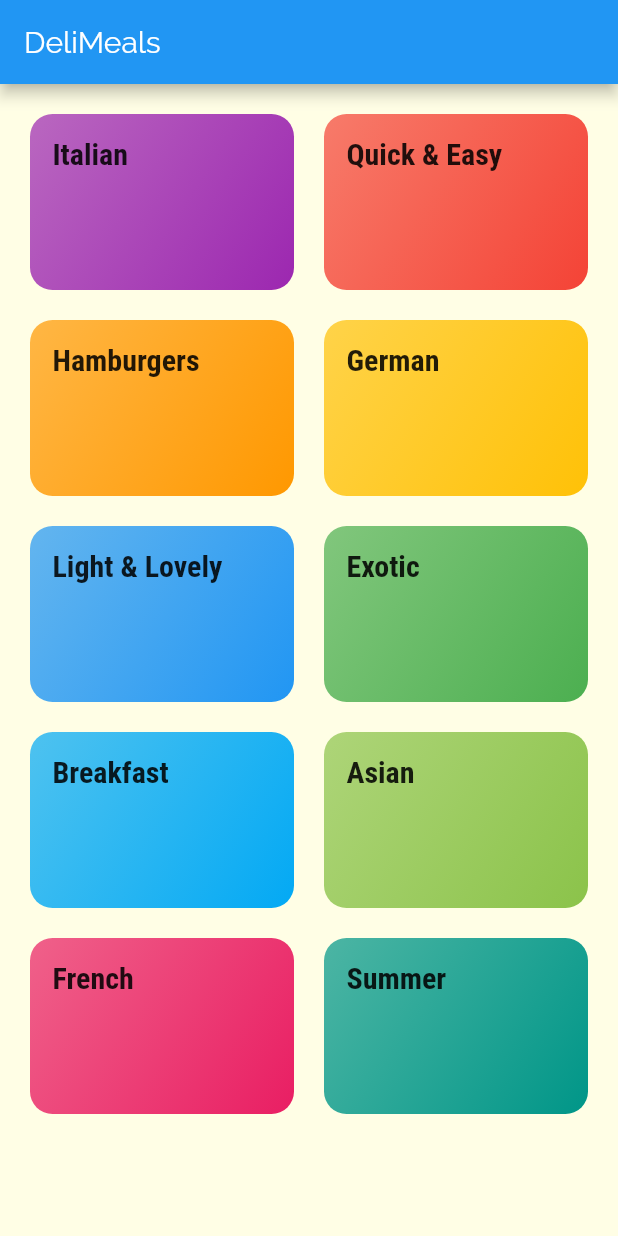
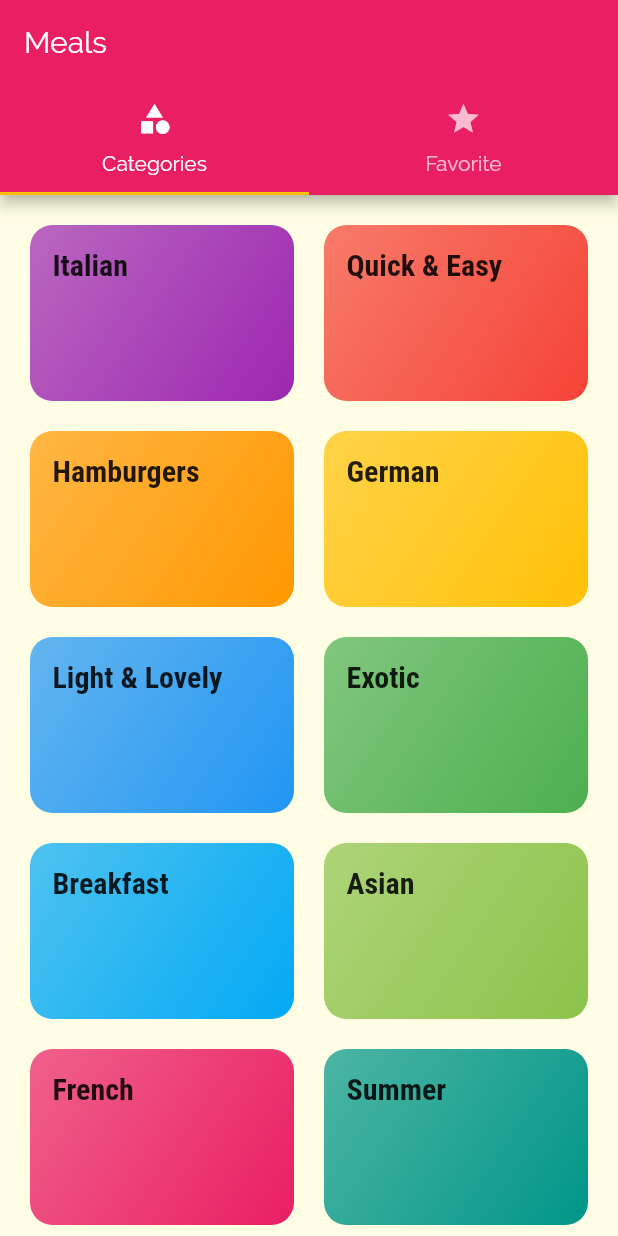
Before and after one commit to makiintoch/meals, a Flutter app: the screen it shows after launch, on a phone screen of 412 x 824 dp. Run offline on Flutter 3.47's test engine with Material 2 defaults, Android fonts, the phone set to English and light mode, and no system bars.

Commit message:
adding a TabBar to the app

```diff
--- a/lib/main.dart
+++ b/lib/main.dart
@@ -1,8 +1,9 @@
 import 'package:flutter/material.dart';
 
-import 'screens/meal_detail_screen.dart';
-import 'screens/category_meals_screen.dart';
-import 'screens/categories_screen.dart';
+import './screens/tabs_screen.dart';
+import './screens/meal_detail_screen.dart';
+import './screens/category_meals_screen.dart';
+import './screens/categories_screen.dart';
 
 void main() => runApp(MyApp());
 
@@ -12,7 +13,7 @@ class MyApp extends StatelessWidget {
     return MaterialApp(
       title: 'DeliMeals',
       theme: ThemeData(
-        primarySwatch: Colors.blue,
+        primarySwatch: Colors.pink,
         accentColor: Colors.amber,
         canvasColor: Color.fromRGBO(255, 254, 229, 1),
         fontFamily: 'Raleway',
@@ -30,13 +31,14 @@ class MyApp extends StatelessWidget {
               ),
             ),
       ),
-      home: CategoriesScreen(),
+      initialRoute: '/',
       routes: {
+        '/': (ctx) => TabsScreen(),
         CategoryMealsScreen.routeName: (ctx) => CategoryMealsScreen(),
         MealDetailScreen.routeName: (ctx) => MealDetailScreen(),
       },
-      onGenerateRoute: (settings) {
-        return MaterialPageRoute(builder: (ctx) => CategoriesScreen());
+      onUnknownRoute: (settings) {
+        return MaterialPageRoute(builder: (ctx) => CategoriesScreen(),);
       },
     );
   }
--- a/lib/screens/categories_screen.dart
+++ b/lib/screens/categories_screen.dart
@@ -6,11 +6,7 @@ import '../widgets/category_item.dart';
 class CategoriesScreen extends StatelessWidget {
   @override
   Widget build(BuildContext context) {
-    return Scaffold(
-      appBar: AppBar(
-        title: const Text('DeliMeals'),
-      ),
-      body: GridView(
+    return GridView(
       padding: EdgeInsets.all(20),
       children: DUMMY_CATEGORIES
           .map((category) => CategoryItem(
@@ -25,7 +21,6 @@ class CategoriesScreen extends StatelessWidget {
         crossAxisSpacing: 20,
         mainAxisSpacing: 20,
       ),
-      ),
     );
   }
 }
--- /dev/null
+++ b/lib/screens/favorites_screen.dart
@@ -0,0 +1,8 @@
+import 'package:flutter/material.dart';
+
+class FavoritesScreen extends StatelessWidget {
+  @override
+  Widget build(BuildContext context) {
+    return Text('The favorites');
+  }
+}
--- /dev/null
+++ b/lib/screens/tabs_screen.dart
@@ -0,0 +1,42 @@
+import 'package:flutter/material.dart';
+
+import './categories_screen.dart';
+import './favorites_screen.dart';
+
+class TabsScreen extends StatefulWidget {
+  @override
+  _TabsScreenState createState() => _TabsScreenState();
+}
+
+class _TabsScreenState extends State<TabsScreen> {
+  @override
+  Widget build(BuildContext context) {
+    return DefaultTabController(
+      initialIndex: 0,
+      length: 2,
+      child: Scaffold(
+        appBar: AppBar(
+          title: Text('Meals'),
+          bottom: TabBar(
+            tabs: <Widget>[
+              Tab(
+                icon: Icon(Icons.category),
+                text: 'Categories',
+              ),
+              Tab(
+                icon: Icon(Icons.star),
+                text: 'Favorite',
+              ),
+            ],
+          ),
+        ),
+        body: TabBarView(
+          children: <Widget>[
+            CategoriesScreen(),
+            FavoritesScreen(),
+          ],
+        ),
+      ),
+    );
+  }
+}
--- a/lib/widgets/category_item.dart
+++ b/lib/widgets/category_item.dart
@@ -12,7 +12,10 @@ class CategoryItem extends StatelessWidget {
   void selectCategory(BuildContext context) {
     Navigator.of(context).pushNamed(
       CategoryMealsScreen.routeName,
-      arguments: {'id': id, 'title': title},
+      arguments: {
+        'id': id,
+        'title': title,
+      },
     );
   }
 
```
Also changed, not shown: lib/widgets/meal_item.dart (+11 -7 lines). Lines whose indentation alone changed are shown as unchanged.
